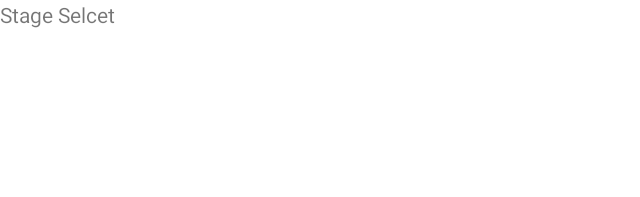
After one commit to seyoung13/Android-Programming-4-1, an Android app: the StageSelectionActivity screen opened directly, with no data from a screen before it, on a phone screen of 824 x 412 dp (held sideways). The commit adds this screen. Shown: the top 197 px of the screen, without its empty margins (0-640 px from the left). Run offline under Robolectric (Android 15) with nearby library versions, the phone set to English and light mode, and no system bars.

Commit message:
액티비티 분리, 타이틀 UI 제작

```diff
--- /dev/null
+++ b/TermProject/app/src/main/java/kr/ac/kpu/sgp02/termproject/StageSelectionActivity.java
@@ -0,0 +1,14 @@
+package kr.ac.kpu.sgp02.termproject;
+
+import androidx.appcompat.app.AppCompatActivity;
+
+import android.os.Bundle;
+
+public class StageSelectionActivity extends AppCompatActivity {
+
+    @Override
+    protected void onCreate(Bundle savedInstanceState) {
+        super.onCreate(savedInstanceState);
+        setContentView(R.layout.activity_stage_selection);
+    }
+}
--- /dev/null
+++ b/TermProject/app/src/main/res/layout/activity_stage_selection.xml
@@ -0,0 +1,15 @@
+<?xml version="1.0" encoding="utf-8"?>
+<androidx.constraintlayout.widget.ConstraintLayout xmlns:android="http://schemas.android.com/apk/res/android"
+    xmlns:app="http://schemas.android.com/apk/res-auto"
+    xmlns:tools="http://schemas.android.com/tools"
+    android:layout_width="match_parent"
+    android:layout_height="match_parent"
+    tools:context=".StageSelectionActivity">
+
+    <TextView
+        android:layout_width="match_parent"
+        android:layout_height="match_parent"
+        android:text="Stage Selcet"
+        />
+
+</androidx.constraintlayout.widget.ConstraintLayout>
```
Also changed, not shown: TermProject/app/src/main/AndroidManifest.xml (+14 -3 lines), TermProject/app/src/main/java/kr/ac/kpu/sgp02/termproject/DefenseActivity.java (added, +14 -0 lines), TermProject/app/src/main/java/kr/ac/kpu/sgp02/termproject/MainActivity.java (+26 -0 lines), TermProject/app/src/main/res/layout/activity_defense.xml (added, +15 -0 lines), TermProject/app/src/main/res/layout/activity_main.xml (+81 -8 lines), 1 other file.
